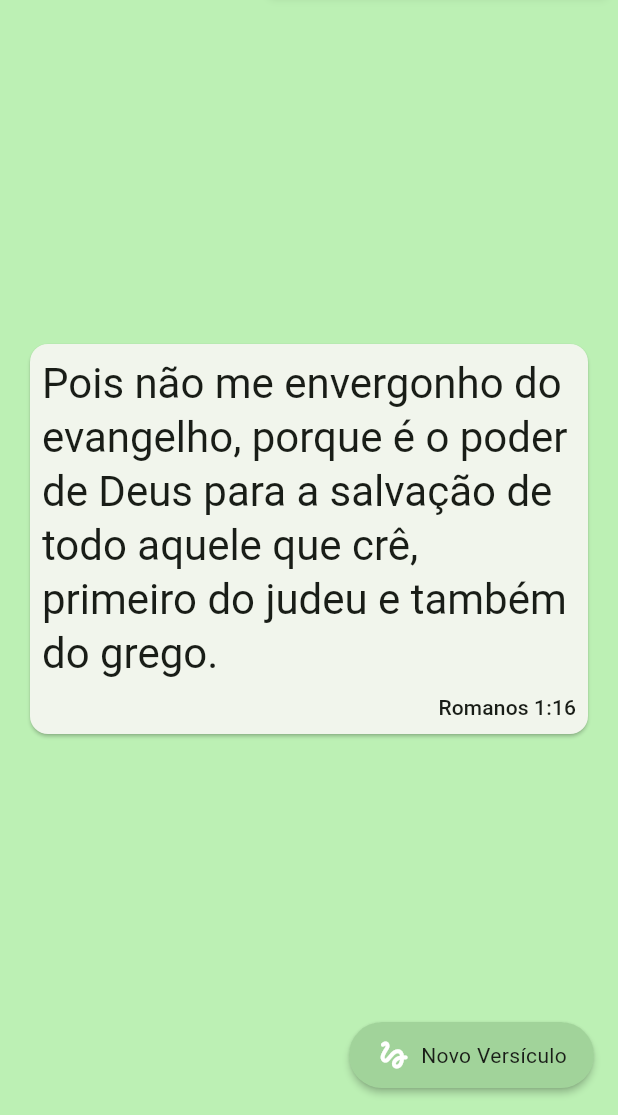
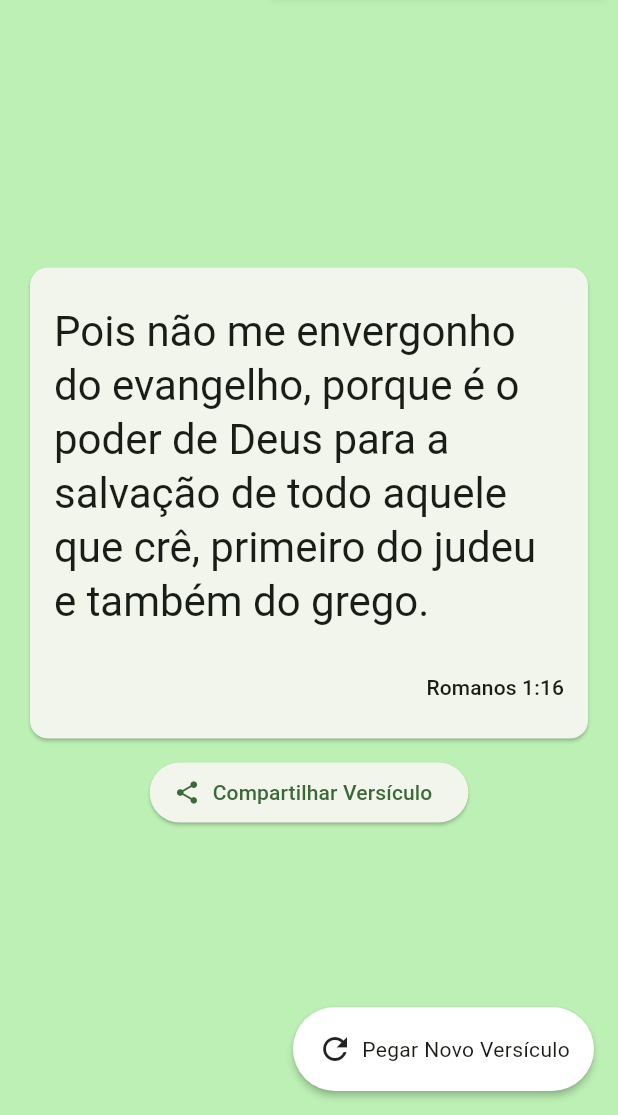
Before and after one commit to cristianms/meu_versiculo_diario, a Flutter app: the screen it shows after launch, after a tap on the "more vert" icon, on a phone screen of 412 x 824 dp, the part 121-1236 px from its top. Run offline on Flutter 3.47's test engine with Material 3 defaults, Android fonts, the phone set to English and light mode, and no system bars; our stand-ins replace flutter_svg, google_mobile_ads, share_plus, sqflite; accounts and stored records are empty; network calls fail; statements that could not run were skipped.

Commit message:
Commit AdMob + share feature

```diff
--- a/analysis_options.yaml
+++ b/analysis_options.yaml
@@ -7,6 +7,9 @@
 
 # The following line activates a set of recommended lints for Flutter apps,
 # packages, and plugins designed to encourage good coding practices.
+analyzer:
+  errors:
+    avoid_print: ignore
 include: package:flutter_lints/flutter.yaml
 
 linter:
--- /dev/null
+++ b/lib/dashboard/infra/ui/banner_widget.dart
@@ -0,0 +1,23 @@
+import 'package:flutter/material.dart';
+import 'package:google_mobile_ads/google_mobile_ads.dart';
+
+class BannerWidget extends StatelessWidget {
+  const BannerWidget({
+    super.key,
+    required BannerAd bannerAd,
+  }) : _bannerAd = bannerAd;
+
+  final BannerAd _bannerAd;
+
+  @override
+  Widget build(BuildContext context) {
+    return Align(
+      alignment: Alignment.bottomCenter,
+      child: SizedBox(
+        width: _bannerAd.size.width.toDouble(),
+        height: _bannerAd.size.height.toDouble(),
+        child: AdWidget(ad: _bannerAd),
+      ),
+    );
+  }
+}
--- a/lib/dashboard/infra/ui/dashboard_page.dart
+++ b/lib/dashboard/infra/ui/dashboard_page.dart
@@ -1,9 +1,8 @@
 import 'package:flutter/material.dart';
+import 'package:meu_versiculo_diario/dashboard/infra/ui/banner_widget.dart';
+import 'package:meu_versiculo_diario/dashboard/infra/ui/verse_generator_widget.dart';
 import 'package:meu_versiculo_diario/privacy_police/infra/ui/privacy_police_page.dart';
-import 'package:meu_versiculo_diario/verse_generator/aplication/impl/verses_service.dart';
-import 'package:meu_versiculo_diario/verse_generator/domain/models/versiculo.dart';
-import 'package:meu_versiculo_diario/verse_generator/infra/repositories/verses_repository_mock.dart';
-import 'package:meu_versiculo_diario/verse_generator/infra/ui/extensions/theme_context_extension.dart';
+import 'package:google_mobile_ads/google_mobile_ads.dart';
 
 class DashboardPage extends StatefulWidget {
   const DashboardPage({super.key});
@@ -13,12 +12,37 @@ class DashboardPage extends StatefulWidget {
 }
 
 class _DashboardPageState extends State<DashboardPage> {
-  /// Inicializa o service
-  final versiculoService = VersesService(versiculoRepository: VersesRepositoryMock());
+  /// Variáveis para o Banner de Anúncio
+  BannerAd? _bannerAd;
+  bool _isAdLoaded = false;
 
   @override
   void initState() {
     super.initState();
+    // Inicializa o Banner de Anúncio
+    _bannerAd = BannerAd(
+      // adUnitId: 'ca-app-pub-2193520791388347/3924970930', // seu ID de anúncio
+      adUnitId: 'ca-app-pub-3940256099942544/9214589741', // seu ID de anúncio
+      request: const AdRequest(),
+      size: AdSize.banner,
+      listener: BannerAdListener(
+        onAdLoaded: (ad) {
+          setState(() => _isAdLoaded = true);
+        },
+        onAdFailedToLoad: (ad, error) {
+          ad.dispose();
+          print('Ad falhou: ${error.message}');
+        },
+      ),
+    );
+    // Carrega o Banner de Anúncio
+    _bannerAd!.load();
+  }
+
+  @override
+  void dispose() {
+    _bannerAd?.dispose();
+    super.dispose();
   }
 
   // Future<void> _consulta() async {
@@ -36,8 +60,6 @@ class _DashboardPageState extends State<DashboardPage> {
 
   @override
   Widget build(BuildContext context) {
-    Versiculo versiculoAtual = versiculoService.getVersiculoAleatorio();
-
     return Scaffold(
       appBar: AppBar(
         backgroundColor: Theme.of(context).colorScheme.inversePrimary,
@@ -54,7 +76,6 @@ class _DashboardPageState extends State<DashboardPage> {
             },
             onSelected: (value) async {
               if (value == 'privacy_policy') {
-                // Aqui você pode adicionar a lógica para abrir a tela de política de privacidade
                 await Navigator.push(
                   context,
                   MaterialPageRoute(builder: (context) => const PrivacyPolicePage()),
@@ -64,64 +85,19 @@ class _DashboardPageState extends State<DashboardPage> {
           ),
         ],
       ),
-      body: Container(
-        color: Theme.of(context).colorScheme.primaryContainer,
-        child: Padding(
-          padding: const EdgeInsets.all(8.0),
-          child: Center(
-            child: Column(
-              mainAxisAlignment: MainAxisAlignment.center,
-              children: <Widget>[
-                Padding(
-                  padding: const EdgeInsets.all(8.0),
-                  child: Card(
-                    child: Padding(
-                      padding: const EdgeInsets.all(8.0),
-                      child: Column(
-                        children: [
-                          Text(
-                            versiculoAtual.texto,
-                            style: Theme.of(context).textTheme.headlineMedium,
-                          ),
-                          const SizedBox(height: 8),
-                          Row(
-                            mainAxisAlignment: MainAxisAlignment.end,
-                            children: [
-                              Text(
-                                '${versiculoAtual.livro} ${versiculoAtual.versiculo}',
-                                style: Theme.of(context).textTheme.titleSmall,
-                              ),
-                            ],
-                          ),
-                        ],
-                      ),
-                    ),
-                  ),
-                ),
-              ],
+      body: Column(
+        children: [
+          const Expanded(
+            child: VerseGeneratorWidget(),
+          ),
+          // Banner de anúncio
+          if (_isAdLoaded) ...[
+            BannerWidget(
+              key: const Key('banner_widget'),
+              bannerAd: _bannerAd!,
             ),
-          ),
-        ),
-      ),
-      floatingActionButton: RawMaterialButton(
-        shape: const StadiumBorder(),
-        padding: const EdgeInsets.symmetric(horizontal: 18, vertical: 10),
-        fillColor: context.colorScheme.inversePrimary,
-        onPressed: () {
-          setState(() => versiculoAtual = versiculoService.getVersiculoAleatorio());
-        },
-        child: const Row(
-          mainAxisAlignment: MainAxisAlignment.center,
-          mainAxisSize: MainAxisSize.min,
-          children: <Widget>[
-            Icon(
-              Icons.gesture_rounded,
-              color: Colors.white,
-            ),
-            SizedBox(width: 6),
-            Text('Novo Versículo'),
           ],
-        ),
+        ],
       ),
     );
   }
--- /dev/null
+++ b/lib/dashboard/infra/ui/verse_card_widget.dart
@@ -0,0 +1,71 @@
+import 'package:flutter/material.dart';
+import 'package:meu_versiculo_diario/verse_generator/domain/models/versiculo.dart';
+import 'package:share_plus/share_plus.dart';
+
+/// Widget que exibe o versículo atual em um Card
+class VerseCardWidget extends StatefulWidget {
+  const VerseCardWidget({
+    super.key,
+    required this.verse,
+  });
+
+  final Versiculo? verse;
+
+  @override
+  State<VerseCardWidget> createState() => _VerseCardWidgetState();
+}
+
+class _VerseCardWidgetState extends State<VerseCardWidget> {
+  @override
+  void initState() {
+    super.initState();
+  }
+
+  @override
+  Widget build(BuildContext context) {
+    return Column(
+      mainAxisAlignment: MainAxisAlignment.center,
+      children: <Widget>[
+        Padding(
+          padding: const EdgeInsets.all(8.0),
+          child: Card(
+            child: Padding(
+              padding: const EdgeInsets.symmetric(horizontal: 16, vertical: 24),
+              child: Column(
+                children: [
+                  Text(
+                    widget.verse?.texto ?? '',
+                    style: Theme.of(context).textTheme.headlineMedium,
+                  ),
+                  const SizedBox(height: 30),
+                  Row(
+                    mainAxisAlignment: MainAxisAlignment.end,
+                    children: [
+                      Text(
+                        '${widget.verse?.livro} ${widget.verse?.versiculo}',
+                        style: Theme.of(context).textTheme.titleSmall,
+                      ),
+                    ],
+                  ),
+                ],
+              ),
+            ),
+          ),
+        ),
+        // Adiciona botão para compartilhar o versículo, com texto e ícone
+        ElevatedButton.icon(
+          onPressed: () async {
+            final shareParams = ShareParams(
+              title: 'Compartilhar Versículo',
+              subject: 'Versículo do Dia',
+              text: '${widget.verse?.texto}\n\n${widget.verse?.livro} ${widget.verse?.versiculo}',
+            );
+            await SharePlus.instance.share(shareParams);
+          },
+          icon: const Icon(Icons.share),
+          label: const Text('Compartilhar Versículo'),
+        ),
+      ],
+    );
+  }
+}
--- /dev/null
+++ b/lib/dashboard/infra/ui/verse_generator_widget.dart
@@ -0,0 +1,64 @@
+import 'package:flutter/material.dart';
+import 'package:meu_versiculo_diario/dashboard/infra/ui/verse_card_widget.dart';
+import 'package:meu_versiculo_diario/verse_generator/aplication/impl/verses_service.dart';
+import 'package:meu_versiculo_diario/verse_generator/domain/models/versiculo.dart';
+import 'package:meu_versiculo_diario/verse_generator/infra/repositories/verses_repository_mock.dart';
+import 'package:meu_versiculo_diario/verse_generator/infra/ui/extensions/theme_context_extension.dart';
+
+class VerseGeneratorWidget extends StatefulWidget {
+  const VerseGeneratorWidget({
+    super.key,
+  });
+
+  @override
+  State<VerseGeneratorWidget> createState() => _VerseGeneratorWidgetState();
+}
+
+class _VerseGeneratorWidgetState extends State<VerseGeneratorWidget> {
+  /// Inicializa o service
+  final versiculoService = VersesService(versiculoRepository: VersesRepositoryMock());
+
+  @override
+  Widget build(BuildContext context) {
+    // Obtém um versículo aleatório
+    Versiculo versiculoAtual = versiculoService.getVersiculoAleatorio();
+    // Monta o widget com o versículo atual
+    return Stack(
+      children: [
+        // Card do versículo
+        Positioned.fill(
+          child: Container(
+            color: Theme.of(context).colorScheme.primaryContainer,
+            child: Padding(
+              padding: const EdgeInsets.all(8.0),
+              child: Center(
+                child: VerseCardWidget(verse: versiculoAtual),
+              ),
+            ),
+          ),
+        ),
+        Positioned(
+          bottom: 16, // altura do banner + margem
+          right: 16,
+          child: RawMaterialButton(
+            shape: const StadiumBorder(),
+            padding: const EdgeInsets.symmetric(horizontal: 16, vertical: 16),
+            fillColor: context.colorScheme.onPrimary,
+            onPressed: () {
+              setState(() => versiculoAtual = versiculoService.getVersiculoAleatorio());
+            },
+            child: const Row(
+              mainAxisAlignment: MainAxisAlignment.center,
+              mainAxisSize: MainAxisSize.min,
+              children: <Widget>[
+                Icon(Icons.refresh, color: Colors.black87),
+                SizedBox(width: 6),
+                Text('Pegar Novo Versículo'),
+              ],
+            ),
+          ),
+        ),
+      ],
+    );
+  }
+}
--- a/lib/main.dart
+++ b/lib/main.dart
@@ -1,8 +1,16 @@
 import 'package:flutter/material.dart';
+import 'package:flutter/services.dart';
 import 'package:meu_versiculo_diario/splash/infra/ui/splash_page.dart';
+import 'package:google_mobile_ads/google_mobile_ads.dart';
 
-void main() {
+void main() async {
+  // Garante que os bindings do Flutter estejam inicializados
   WidgetsFlutterBinding.ensureInitialized();
+  // Inicializa o MobileAds SDK
+  await MobileAds.instance.initialize();
+  // Trava para apenas modo retrato
+  await SystemChrome.setPreferredOrientations([DeviceOrientation.portraitUp]);
+  // Executa o aplicativo
   runApp(const MyApp());
 }
 
@@ -27,7 +35,6 @@ class _MyAppState extends State<MyApp> {
         colorScheme: ColorScheme.fromSeed(seedColor: Colors.green),
         useMaterial3: true,
       ),
-      // home: const DashboardPage(),
       home: const SplashScreen(),
     );
   }
--- a/lib/splash/infra/ui/splash_page.dart
+++ b/lib/splash/infra/ui/splash_page.dart
@@ -35,6 +35,7 @@ class _SplashScreenState extends State<SplashScreen> {
   @override
   Widget build(BuildContext context) {
     return Scaffold(
+      backgroundColor: Theme.of(context).colorScheme.inversePrimary,
       body: Center(
         child: Padding(
           padding: const EdgeInsets.all(8.0),
@@ -50,7 +51,7 @@ class _SplashScreenState extends State<SplashScreen> {
     );
   }
 
-    /// Retorna o valor da largura de acordo com o tipo de tela do dispositivo
+  /// Retorna o valor da largura de acordo com o tipo de tela do dispositivo
   double getLogoWidth(BuildContext context) {
     final screenWidth = context.screenWidth;
     return context.getDoubleByScreenType(
--- a/pubspec.yaml
+++ b/pubspec.yaml
@@ -17,6 +17,8 @@ dependencies:
   sqflite: ^2.3.3+1
   path: ^1.9.0
   flutter_svg: ^2.0.10+1
+  google_mobile_ads: ^6.0.0
+  share_plus: ^11.0.0
 
 dev_dependencies:
   flutter_test:
@@ -36,6 +38,7 @@ flutter:
   assets:
     - assets/biblia/acf.sql
     - assets/imagens/icone_aplicativo.svg
+    - assets/imagens/icon_launcher.png
 
 
   # fonts:
```
Also changed, not shown: pubspec.lock, 3 other files.
